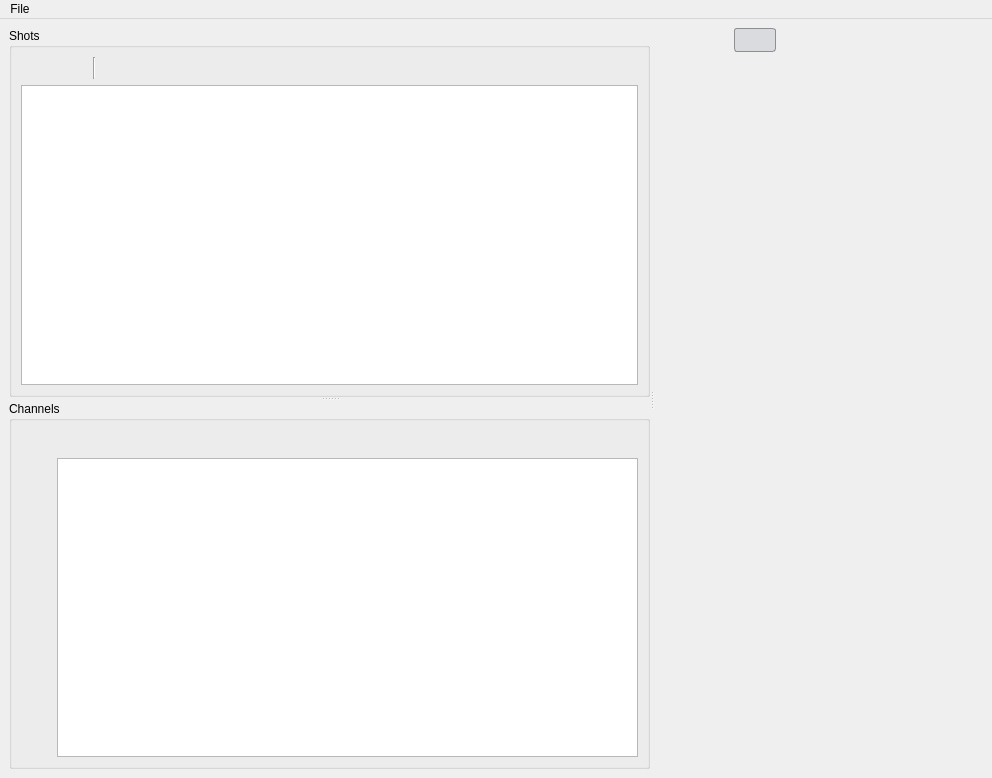
This is main.ui in labscript-suite/runviewer as Qt 5 draws it before an edit. The edited form follows.
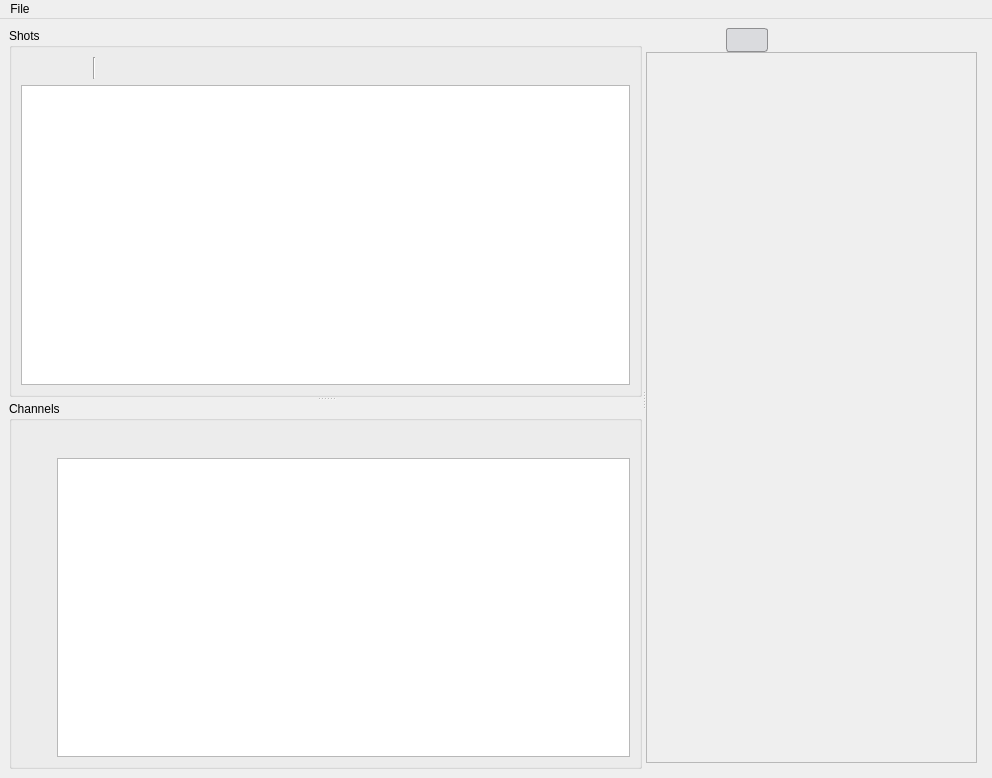
This is the edited form. Icons and pictures are not drawn.

Commit message: hide-hidden-plot: Add back a frame so that the toolbar still has a border between it and the content

```diff
--- a/main.ui
+++ b/main.ui
@@ -349,10 +349,19 @@
         <property name="spacing">
          <number>0</number>
         </property>
+        <property name="rightMargin">
+         <number>6</number>
+        </property>
+        <property name="bottomMargin">
+         <number>6</number>
+        </property>
         <item>
          <layout class="QHBoxLayout" name="horizontalLayout_3">
+          <property name="spacing">
+           <number>0</number>
+          </property>
           <property name="bottomMargin">
-           <number>6</number>
+           <number>0</number>
           </property>
           <item>
            <widget class="QPushButton" name="reset_x_axis">
@@ -406,9 +415,44 @@
          </layout>
         </item>
         <item>
+         <widget class="QFrame" name="frame">
+          <property name="frameShape">
+           <enum>QFrame::StyledPanel</enum>
+          </property>
+          <property name="frameShadow">
+           <enum>QFrame::Plain</enum>
+          </property>
+          <layout class="QVBoxLayout" name="verticalLayout_10">
+           <property name="spacing">
+            <number>0</number>
+           </property>
+           <property name="leftMargin">
+            <number>0</number>
+           </property>
+           <property name="topMargin">
+            <number>0</number>
+           </property>
+           <property name="rightMargin">
+            <number>0</number>
+           </property>
+           <property name="bottomMargin">
+            <number>0</number>
+           </property>
+           <item>
+            <layout class="QVBoxLayout" name="verticalLayout_9">
+             <property name="spacing">
+              <number>0</number>
+             </property>
+             <property name="topMargin">
+              <number>0</number>
+             </property>
+             <property name="bottomMargin">
+              <number>0</number>
+             </property>
+             <item>
          <widget class="QWidget" name="hidden_plot_widget" native="true">
           <property name="sizePolicy">
-           <sizepolicy hsizetype="Preferred" vsizetype="Fixed">
+                <sizepolicy hsizetype="Minimum" vsizetype="Fixed">
             <horstretch>0</horstretch>
             <verstretch>0</verstretch>
            </sizepolicy>
@@ -464,8 +508,8 @@
             <rect>
              <x>0</x>
              <y>0</y>
-             <width>323</width>
-             <height>663</height>
+                  <width>358</width>
+                  <height>696</height>
             </rect>
            </property>
            <layout class="QVBoxLayout" name="verticalLayout_5">
@@ -513,6 +557,11 @@
             </item>
            </layout>
           </widget>
+              </widget>
+             </item>
+            </layout>
+           </item>
+          </layout>
          </widget>
         </item>
        </layout>
```
Left out of the diff: 3 changed lines with no effect on the pictures. Lines whose indentation alone changed are shown as unchanged. The commit also changes 1 other file.
